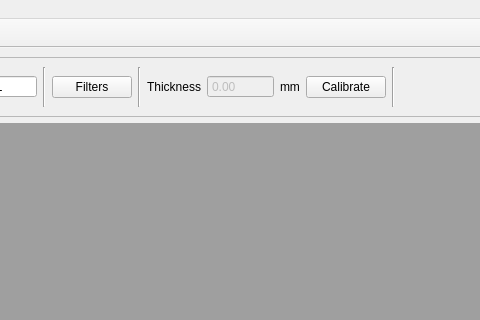
Qt form mainwindow.ui (SDJoeKing/Tubers_GUI) before a commit; both pictures show x 816 to 1296 and y 0 to 320 of the 1487 by 723 pixel window.
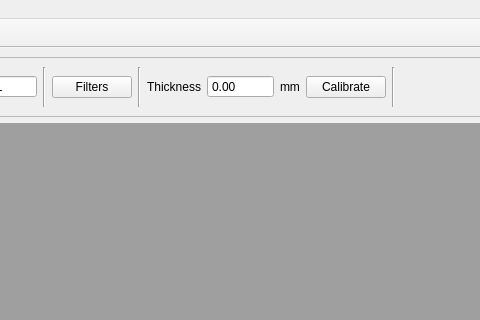
The same form after that commit.

```diff
--- a/mainwindow.ui
+++ b/mainwindow.ui
@@ -289,7 +289,7 @@
            <item>
             <widget class="QDoubleSpinBox" name="spinDepth">
              <property name="enabled">
-              <bool>false</bool>
+              <bool>true</bool>
              </property>
              <property name="sizePolicy">
               <sizepolicy hsizetype="Preferred" vsizetype="Fixed">
@@ -306,6 +306,9 @@
              <property name="buttonSymbols">
               <enum>QAbstractSpinBox::NoButtons</enum>
              </property>
+             <property name="maximum">
+              <double>5000.000000000000000</double>
+             </property>
             </widget>
            </item>
            <item>
```
